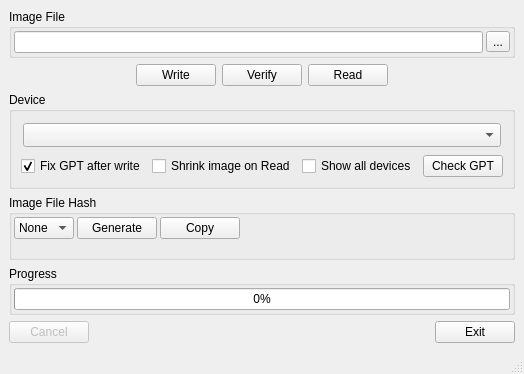
Above: src/mainwindow.ui from peacepenguin/win32diskimager before the change. Below: the same form after it.
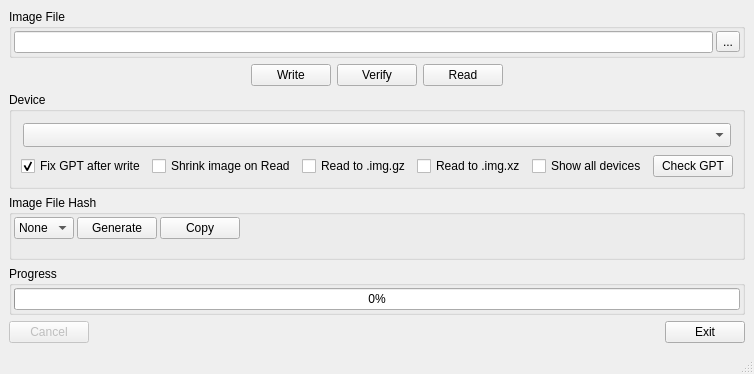
That is the form after the change. Icons and pictures are not drawn. Custom widgets are drawn as their Qt base class.

Patch:
```diff
--- a/src/mainwindow.ui
+++ b/src/mainwindow.ui
@@ -240,6 +240,36 @@
         </property>
        </widget>
       </item><item>
+       <widget class="QCheckBox" name="readGzCheckBox">
+        <property name="sizePolicy">
+         <sizepolicy hsizetype="Fixed" vsizetype="Fixed">
+          <horstretch>0</horstretch>
+          <verstretch>0</verstretch>
+         </sizepolicy>
+        </property>
+        <property name="text">
+         <string>Read to .img.gz</string>
+        </property>
+        <property name="toolTip">
+         <string>Compress the Image Read from the Device with gz</string>
+        </property>
+       </widget>
+      </item><item>
+       <widget class="QCheckBox" name="readXzCheckBox">
+        <property name="sizePolicy">
+         <sizepolicy hsizetype="Fixed" vsizetype="Fixed">
+          <horstretch>0</horstretch>
+          <verstretch>0</verstretch>
+         </sizepolicy>
+        </property>
+        <property name="text">
+         <string>Read to .img.xz</string>
+        </property>
+        <property name="toolTip">
+         <string>Compress the Image Read from the Device with xz</string>
+        </property>
+       </widget>
+      </item><item>
        <widget class="QCheckBox" name="showAllDevicesCheckBox">
         <property name="sizePolicy">
          <sizepolicy hsizetype="Fixed" vsizetype="Fixed">
```
